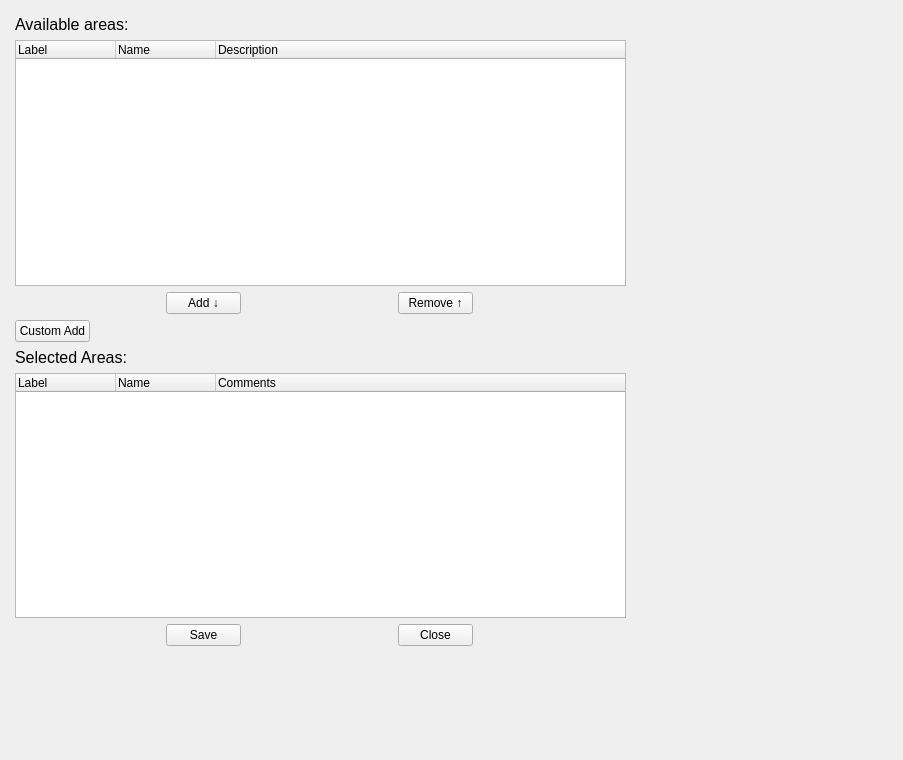
This is bin/lib/SelectionEdit.ui in adamazoulay/ITkTrackingGUI as Qt 5 draws it before an edit. The edited form follows.
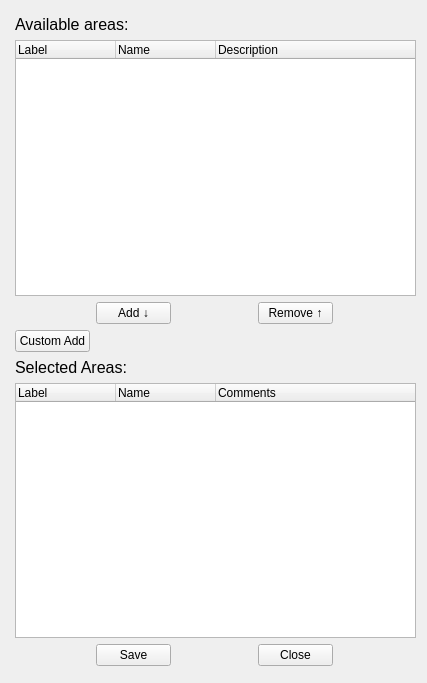
This is the edited form. Icons and pictures are not drawn.

Patch:
```diff
--- a/bin/lib/SelectionEdit.ui
+++ b/bin/lib/SelectionEdit.ui
@@ -6,8 +6,8 @@
    <rect>
     <x>0</x>
     <y>0</y>
-    <width>903</width>
-    <height>760</height>
+    <width>427</width>
+    <height>683</height>
    </rect>
   </property>
   <property name="windowTitle">
@@ -22,8 +22,8 @@
     <rect>
      <x>10</x>
      <y>10</y>
-     <width>621</width>
-     <height>641</height>
+     <width>411</width>
+     <height>661</height>
     </rect>
    </property>
    <layout class="QGridLayout" name="gridLayout">
```
